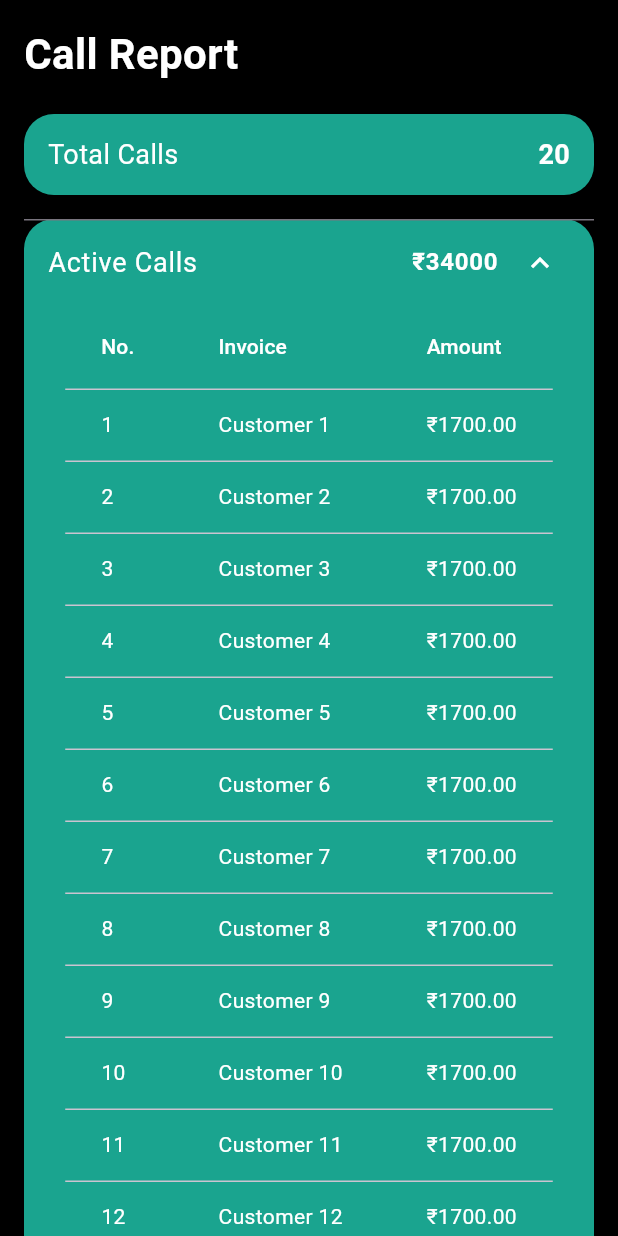
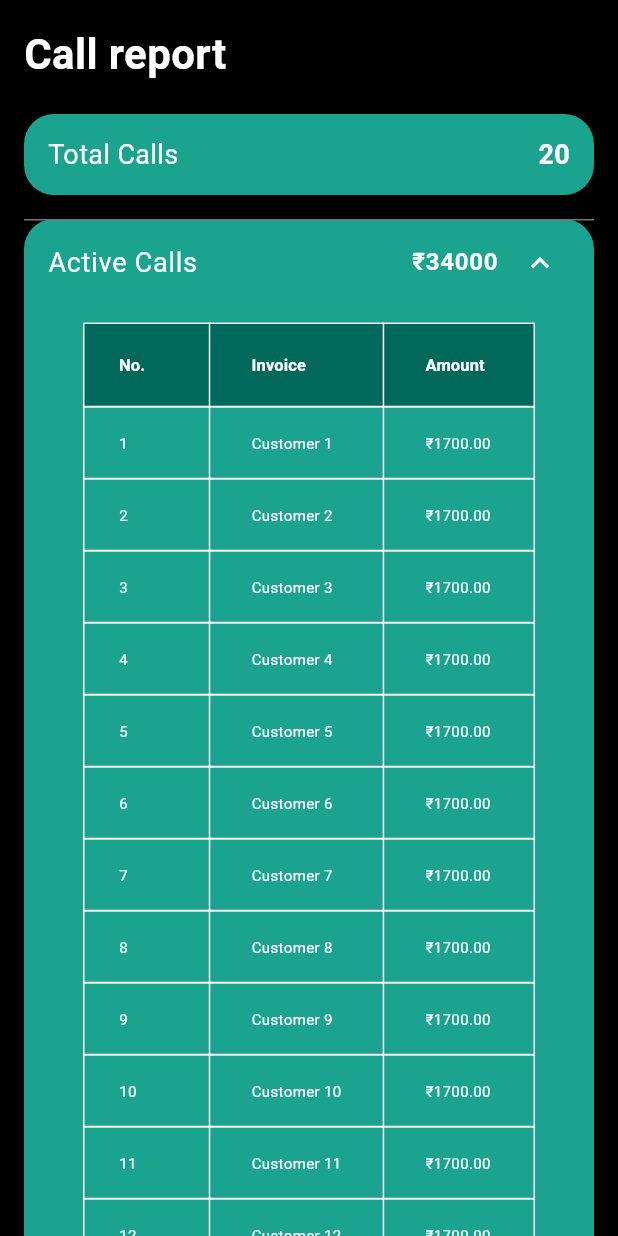
Before and after one commit to jereenajohn/Be_call, a Flutter app: the CallReport screen opened directly, after a tap on "Active Calls", on a phone screen of 412 x 824 dp. Run offline on Flutter 3.47's test engine with Material 3 defaults, Android fonts, the phone set to English and light mode, and no system bars; our stand-ins replace permission_handler; missing offline and left inert: call_log, flutter_phone_direct_caller.

Commit message:
design changed again

```diff
--- a/lib/call_report.dart
+++ b/lib/call_report.dart
@@ -10,11 +10,7 @@ class CallReport extends StatefulWidget {
 class _CallReportState extends State<CallReport> {
   final List<Map<String, dynamic>> activeCalls = List.generate(
     20,
-    (i) => {
-      'no': i + 1,
-      'invoice': 'Customer ${i + 1}',
-      'amount': 1700.0,
-    },
+    (i) => {'no': i + 1, 'invoice': 'Customer ${i + 1}', 'amount': 1700.0},
   );
 
   final List<Map<String, dynamic>> productiveCalls = [
@@ -36,12 +32,12 @@ class _CallReportState extends State<CallReport> {
       backgroundColor: Colors.black,
       body: SafeArea(
         child: SingleChildScrollView(
-          padding: const EdgeInsets.all(16.0),
+          padding: const EdgeInsets.all(16),
           child: Column(
             crossAxisAlignment: CrossAxisAlignment.start,
             children: [
               const Text(
-                'Call Report',
+                'Call report',
                 style: TextStyle(
                   color: Colors.white,
                   fontSize: 28,
@@ -50,9 +46,12 @@ class _CallReportState extends State<CallReport> {
               ),
               const SizedBox(height: 20),
 
-              // Overall calls count
+              // Overall total calls summary
               Container(
-                padding: const EdgeInsets.symmetric(horizontal: 16, vertical: 14),
+                padding: const EdgeInsets.symmetric(
+                  horizontal: 16,
+                  vertical: 14,
+                ),
                 decoration: BoxDecoration(
                   color: const Color.fromARGB(255, 26, 164, 143),
                   borderRadius: BorderRadius.circular(20),
@@ -60,28 +59,31 @@ class _CallReportState extends State<CallReport> {
                 child: Row(
                   mainAxisAlignment: MainAxisAlignment.spaceBetween,
                   children: [
-                    const Text('Total Calls',
-                        style: TextStyle(color: Colors.white, fontSize: 18)),
-                    Text('${activeCalls.length}',
+                    const Text(
+                      'Total Calls',
+                      style: TextStyle(color: Colors.white, fontSize: 18),
+                    ),
+                    Text(
+                      '${activeCalls.length}',
                       style: const TextStyle(
                         color: Colors.white,
                         fontSize: 18,
-                            fontWeight: FontWeight.bold)),
+                        fontWeight: FontWeight.bold,
+                      ),
+                    ),
                   ],
                 ),
               ),
               const SizedBox(height: 16),
 
-              // Active calls section
-              _buildExpandableSection(
+              _expandableTable(
                 title: 'Active Calls',
                 total: activeTotal,
                 data: activeCalls,
               ),
               const SizedBox(height: 16),
 
-              // Productive calls section
-              _buildExpandableSection(
+              _expandableTable(
                 title: 'Productive Calls',
                 total: productiveTotal,
                 data: productiveCalls,
@@ -93,7 +95,7 @@ class _CallReportState extends State<CallReport> {
     );
   }
 
-  Widget _buildExpandableSection({
+  Widget _expandableTable({
     required String title,
     required double total,
     required List<Map<String, dynamic>> data,
@@ -106,76 +108,99 @@ class _CallReportState extends State<CallReport> {
       child: ExpansionTile(
         collapsedIconColor: Colors.white,
         iconColor: Colors.white,
-        // Title row: heading + total side by side
         title: Row(
           mainAxisAlignment: MainAxisAlignment.spaceBetween,
           children: [
-            Text(title,
-                style: const TextStyle(color: Colors.white, fontSize: 18)),
+            Text(
+              title,
+              style: const TextStyle(color: Colors.white, fontSize: 18),
+            ),
             Text(
               '₹${total.toStringAsFixed(0)}',
               style: const TextStyle(
                 color: Colors.white,
+                fontWeight: FontWeight.bold,
                 fontSize: 16,
-                fontWeight: FontWeight.bold,
               ),
             ),
           ],
         ),
         children: [
-          // Data Table
-          SingleChildScrollView(
+  Padding(
+  padding: const EdgeInsets.all(12),
+  child: SingleChildScrollView(
     scrollDirection: Axis.horizontal,
     child: DataTable(
-              headingRowColor:
-                  MaterialStateProperty.all(const Color.fromARGB(255, 26, 164, 143)),
+      // Dark header color inside the table
+      headingRowColor: MaterialStateProperty.all(const Color(0xFF00695C)),
+      // Square borders: no borderRadius
+      border: TableBorder.all(
+        color: Colors.white,
+        width: 1,
+      ),
       columns: const [
         DataColumn(
-                    label: Text('No.', style: TextStyle(color: Colors.white))),
+          label: Text(
+            'No.',
+            style: TextStyle(color: Colors.white, fontWeight: FontWeight.bold,fontSize: 11),
+          ),
+        ),
         DataColumn(
-                    label: Text('Invoice', style: TextStyle(color: Colors.white))),
+          label: Text(
+            'Invoice',
+            style: TextStyle(color: Colors.white, fontWeight: FontWeight.bold,fontSize: 11),
+          ),
+        ),
         DataColumn(
-                    label: Text('Amount', style: TextStyle(color: Colors.white))),
+          label: Text(
+            'Amount',
+            style: TextStyle(color: Colors.white, fontWeight: FontWeight.bold,fontSize: 11),
+          ),
+        ),
       ],
-              rows: data
-                  .map(
-                    (e) => DataRow(cells: [
+      rows: [
+        // ---- normal data rows ----
+        ...data.map(
+          (e) => DataRow(
+            cells: [
               DataCell(Text('${e['no']}',
-                          style: const TextStyle(color: Colors.white))),
+                  style: const TextStyle(color: Colors.white, fontSize: 10,))),
               DataCell(Text('${e['invoice']}',
-                          style: const TextStyle(color: Colors.white))),
+                  style: const TextStyle(color: Colors.white, fontSize: 10))),
               DataCell(Text(
                 '₹${(e['amount'] as double).toStringAsFixed(2)}',
-                          style: const TextStyle(color: Colors.white))),
-                    ]),
-                  )
-                  .toList(),
+                style: const TextStyle(color: Colors.white, fontSize: 10),
+              )),
+            ],
           ),
         ),
-          // Bottom total row (kept)
-          Container(
-            width: double.infinity,
-            padding: const EdgeInsets.symmetric(horizontal: 16, vertical: 12),
-            decoration: BoxDecoration(
-              border: Border(
-                top: BorderSide(color: Colors.grey.shade200, width: 1),
+        // ---- Total row with same dark fill ----
+        DataRow(
+          color: MaterialStateProperty.all(const Color(0xFF00695C)),
+          cells: [
+            const DataCell(
+              Text(
+                'Total',
+                style: TextStyle(
+                    color: Colors.white, fontWeight: FontWeight.bold),
               ),
             ),
-            child: Row(
-              mainAxisAlignment: MainAxisAlignment.spaceBetween,
-              children: [
-                const Text('Total',
-                    style: TextStyle(color: Colors.white, fontSize: 16)),
+            const DataCell(Text('')), // empty middle cell
+            DataCell(
               Text(
                 '₹${total.toStringAsFixed(0)}',
                 style: const TextStyle(
-                      color: Colors.white,
-                      fontWeight: FontWeight.bold,
-                      fontSize: 16),
+                    color: Colors.white, fontWeight: FontWeight.bold),
+              ),
+            ),
+          ],
         ),
       ],
     ),
   ),
+)
+
+
         ],
       ),
     );
--- a/lib/customer_details_view.dart
+++ b/lib/customer_details_view.dart
@@ -107,7 +107,15 @@ class _CustomerDetailsViewState extends State<CustomerDetailsView> {
             padding: const EdgeInsets.only(top: 50, bottom: 24),
             width: double.infinity,
             decoration: const BoxDecoration(
-              color: Color.fromARGB(255, 26, 164, 143),
+              // ✅ Gradient replacing the solid color
+              gradient: LinearGradient(
+                begin: Alignment.topCenter,
+                end: Alignment.bottomCenter,
+                colors: [
+                  Color(0xFF009688), // top: deep teal
+                  Color(0xFF26A69A), // bottom: lighter teal
+                ],
+              ),
             ),
             child: Column(
               children: [
@@ -138,13 +146,8 @@ class _CustomerDetailsViewState extends State<CustomerDetailsView> {
                 ),
 
                 // --- Curved container with location and icons ---
-                // --- Curved container with location and icons ---
                 Container(
-                  margin: const EdgeInsets.only(
-                    top: 16,
-                    left: 16, // ✅ space on the left
-                    right: 16, // ✅ space on the right
-                  ),
+                  margin: const EdgeInsets.only(top: 16, left: 16, right: 16),
                   padding: const EdgeInsets.symmetric(
                     horizontal: 20,
                     vertical: 8,
@@ -182,7 +185,6 @@ class _CustomerDetailsViewState extends State<CustomerDetailsView> {
               ],
             ),
           ),
-
           // ---------- Body ----------
           Expanded(
             child: SingleChildScrollView(
```
Lines whose indentation alone changed are shown as unchanged.
